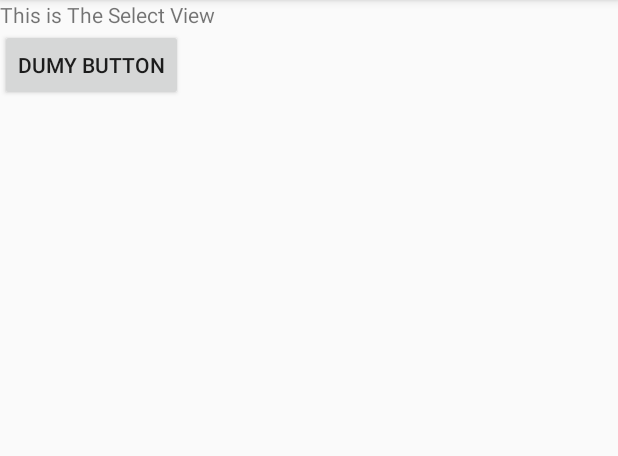
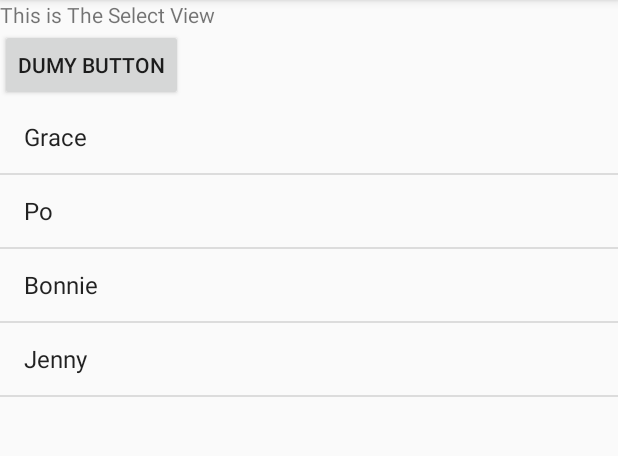
Before and after one commit to dragonrollers/thoughtbubble-app, an Android app: the AskSelectActivity screen opened directly, with no data from a screen before it, on a phone screen of 412 x 824 dp, the part 84-540 px from its top. Run offline under Robolectric (Android 15) with nearby library versions, the light colour scheme and no system bars.

Commit message:
Add list adapter

```diff
--- a/Thoughtbubble_app/app/src/main/java/edu/stanford/cs147/thoughtbubble_app/AskSelectActivity.java
+++ b/Thoughtbubble_app/app/src/main/java/edu/stanford/cs147/thoughtbubble_app/AskSelectActivity.java
@@ -4,16 +4,61 @@
 import android.support.v7.app.AppCompatActivity;
 import android.os.Bundle;
 import android.view.View;
+import android.widget.AdapterView;
+import android.widget.ArrayAdapter;
+import android.widget.ListView;
 
-public class AskSelectActivity extends AppCompatActivity {
+import java.util.ArrayList;
+
+public class AskSelectActivity extends AppCompatActivity implements AdapterView.OnItemClickListener {
+
+    ArrayList<String> myArray;
 
     @Override
     protected void onCreate(Bundle savedInstanceState) {
         super.onCreate(savedInstanceState);
         setContentView(R.layout.activity_ask_select);
+
+        //TODO: actually replace this with the real list
+        myArray = new ArrayList<>();
+        myArray.add("Grace");
+        myArray.add("Po");
+        myArray.add("Bonnie");
+        myArray.add("Jenny");
+
+        //TODO: will have to use a different layout
+        ArrayAdapter<String> adapter = new ArrayAdapter<>(
+                this, android.R.layout.simple_list_item_1, myArray
+        );
+
+        ListView list = (ListView) findViewById(R.id.ask_friends_list);
+        list.setOnItemClickListener(
+                this
+//                new AdapterView.OnItemClickListener() {
+//                    @Override
+//                    public void onItemClick(AdapterView<?> parent, View view, int position, long id) {
+//                        String clickedName = myArray.get(position);
+//                        Intent intent = new Intent();
+//                        intent.putExtra("sendTo", clickedName);
+//                        setResult(RESULT_OK, intent);
+//                        finish();
+//                    }
+//                }
+        );
+        list.setAdapter(adapter);
     }
 
-    public void SendDummyResult(View view){
+    @Override
+    public void onItemClick(AdapterView<?> list, View row, int index, long rowID) {
+        String clickedName = myArray.get(index);
+        Intent intent = new Intent();
+        intent.putExtra("sendTo", clickedName);
+        setResult(RESULT_OK, intent);
+        finish();
+    }
+
+    //TODO: remove
+    public void SendDummyResult(View view) {
         Intent intent = new Intent();
         intent.putExtra("sendTo", "Dummy");
         setResult(RESULT_OK, intent);
--- a/Thoughtbubble_app/app/src/main/res/layout/activity_ask_select.xml
+++ b/Thoughtbubble_app/app/src/main/res/layout/activity_ask_select.xml
@@ -10,15 +10,18 @@
     <TextView
         android:layout_width="match_parent"
         android:layout_height="wrap_content"
-        android:text="This is The Select View"/>
+        android:text="This is The Select View" />
+
     <Button
         android:layout_width="wrap_content"
         android:layout_height="wrap_content"
-        android:text="Dumy button"
-        android:onClick="SendDummyResult"/>
-    <ScrollView
+        android:onClick="SendDummyResult"
+        android:text="Dumy button" />
+
+    <ListView
+        android:id="@+id/ask_friends_list"
         android:layout_width="match_parent"
         android:layout_height="match_parent">
 
-    </ScrollView>
+    </ListView>
 </LinearLayout>
```
Also changed, not shown: 5 other files.
